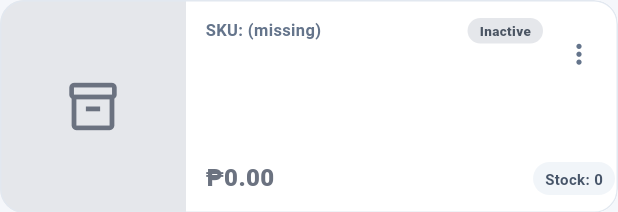
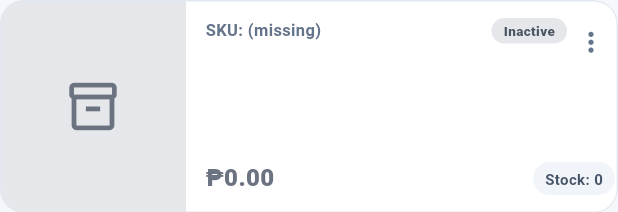
Before and after one commit to FlavPOS/POS-Software, a Flutter app: the _ProductCard widget shown alone on an empty page, opened directly with empty values, on a phone screen of 412 x 824 dp. Shown: the top 212 px of the screen. Run offline on Flutter 3.47's test engine with Material 3 defaults, Android fonts, the phone set to English and light mode, and no system bars; our stand-ins replace connectivity_plus, cross_file, firebase_core, firebase_database, image_picker, shared_preferences and 1 more; missing offline and left inert: excel, file_saver, file_selector, idb_shim; accounts and stored records are empty.

Commit message:
Reduce Product card SKU header spacing

```diff
--- a/lib/screens/products_screen.dart
+++ b/lib/screens/products_screen.dart
@@ -2117,10 +2117,14 @@ class _ProductCard extends StatelessWidget {
                           ),
                           const SizedBox(width: 6),
                           _ProductStockBadge(product: product),
-                          _buildTrailingAction(),
+                          SizedBox(
+                            width: 32,
+                            height: 32,
+                            child: Center(child: _buildTrailingAction()),
+                          ),
                         ],
                       ),
-                      const SizedBox(height: 5),
+                      const SizedBox(height: 1),
                       Text(
                         product.name,
                         maxLines: 2,
```
